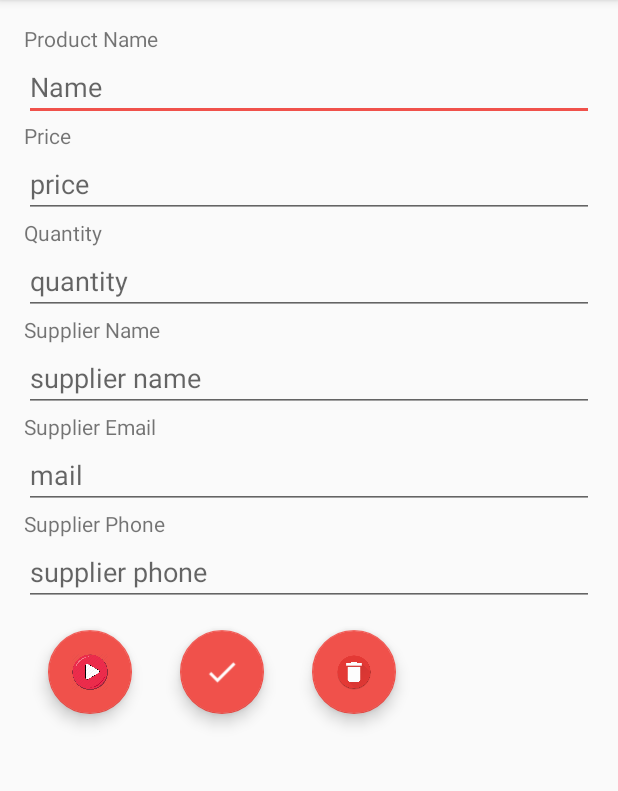
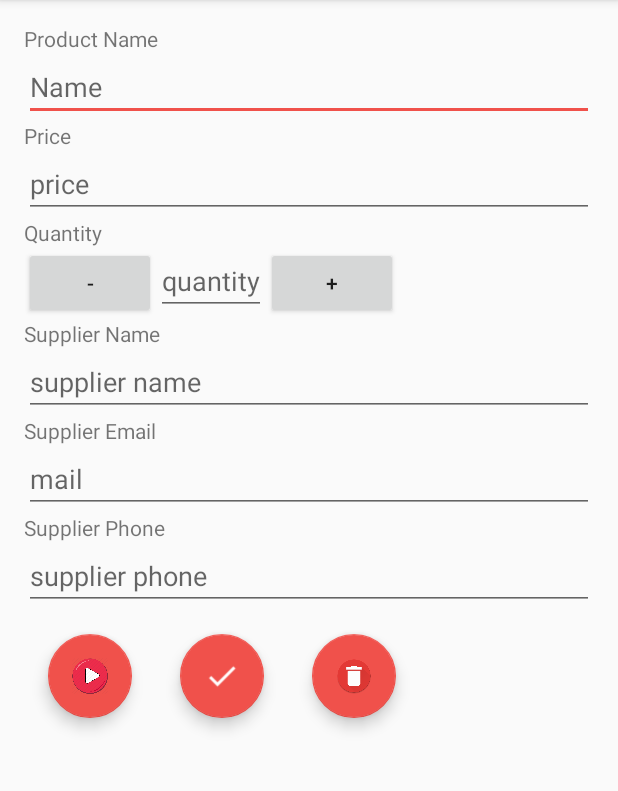
Before and after one commit to ShaimaaDerbaz/InventoryApp, an Android app: the screen it shows after launch (DetailsActivity), after a tap on an icon or button, on a phone screen of 412 x 824 dp, the part 84-875 px from its top. Run offline under Robolectric (Android 15) with nearby library versions, the phone set to English and light mode, and no system bars.

Commit message:
add increase and decrease buttons

```diff
--- a/app/src/main/java/com/example/shaimaaderbaz/inventory/activities/MainActivity.java
+++ b/app/src/main/java/com/example/shaimaaderbaz/inventory/activities/MainActivity.java
@@ -12,6 +12,7 @@ import android.os.Bundle;
 import android.view.View;
 import android.widget.AbsListView;
 import android.widget.AdapterView;
+import android.widget.ImageView;
 import android.widget.ListView;
 import android.widget.Toast;
 
@@ -37,12 +38,43 @@ public class MainActivity extends AppCompatActivity {
 
         Uri newUri = getContentResolver().insert(ProductContract.ProductEntry.CONTENT_URI, values);
     }
+    public void clickOnViewItem(long id) {
+        Intent i = new Intent(MainActivity.this, DetailsActivity.class);
+        i.putExtra("productId", id);
+        startActivity(i);
+    }
+
+    public void clickOnSale(long id, int quantity) {
+        String []projection=new String[]{ProductContract.ProductEntry.COLUMN_QUANTITY};
+        Cursor cursor=getContentResolver().query(ProductContract.ProductEntry.CONTENT_URI,projection,"_ID =?",new String[] {String.valueOf(id)},null);
+        String quantityP="";
+        if(cursor.moveToFirst())
+        {
+            quantityP=cursor.getString(1);
+        }
+        int pquantity=Integer.parseInt(quantityP);
+        Uri uri = Uri.parse("content://" + "com.example.shaimaaderbaz.inventory" + "/products/" + id);
+        ContentValues values =new ContentValues();
+        values.put(ProductContract.ProductEntry.COLUMN_QUANTITY,pquantity);
+        // int res=getContentResolver().update(uri,values,"_ID=?",new String[] {String.valueOf(currentId)});
+        cursor.close();
+        Context context = getApplicationContext();
+        int duration = Toast.LENGTH_SHORT;
+        CharSequence recUpdated = "record updated successfully!";
+        Toast toast =Toast.makeText(context,recUpdated,duration);
+        toast.show();
+        Intent i = new Intent(MainActivity.this, MainActivity.class);
+        startActivity(i);
+        // dbHelper.sellOneItem(id, quantity);
+        // adapter.swapCursor(dbHelper.readStock());
+    }
+
+
 
     @Override
     protected void onCreate(Bundle savedInstanceState) {
         super.onCreate(savedInstanceState);
         setContentView(R.layout.activity_main);
-        // Setup FAB to open EditorActivity
         FloatingActionButton fab = (FloatingActionButton) findViewById(R.id.fab);
         fab.setOnClickListener(new View.OnClickListener() {
             @Override
@@ -69,8 +101,6 @@ public class MainActivity extends AppCompatActivity {
 
 
         final ListView listView = (ListView) findViewById(R.id.list_view);
-        //View emptyView = findViewById(R.id.empty_view);
-       // listView.setEmptyView(emptyView);
        String [] projection=new String[]{
                 ProductContract.ProductEntry._ID,
                 ProductContract.ProductEntry.COLUMN_PRODUCT_NAME,
@@ -80,12 +110,35 @@ public class MainActivity extends AppCompatActivity {
 
         Cursor cursor = getContentResolver().query(ProductContract.ProductEntry.CONTENT_URI, projection, null, null,null);
 
-        mAdapter = new ProductAdapter(this, cursor);
+        mAdapter = new ProductAdapter(MainActivity.this, cursor);
         listView.setAdapter(mAdapter);
-
         listView.setOnItemClickListener(new AdapterView.OnItemClickListener() {
-            public void onItemClick(AdapterView<?> parent, View view, int position, long id)
-            {
+            public void onItemClick(AdapterView<?> parent, View view, int position, long id) {
+                final long  currentId=id;
+             /*   FloatingActionButton fabSale = (FloatingActionButton) findViewById(R.id.fabSale);
+                fabSale.setOnClickListener(new View.OnClickListener() {
+                    @Override
+                    public void onClick(View view) {
+                String[] projection = new String[]{ProductContract.ProductEntry.COLUMN_QUANTITY};
+                Cursor cursor = getContentResolver().query(ProductContract.ProductEntry.CONTENT_URI, projection, "_ID =?", new String[]{String.valueOf(currentId)}, null);
+                String quantityP = "";
+                if (cursor.moveToFirst()) {
+                    quantityP = cursor.getString(1);
+                }
+                int pquantity = Integer.parseInt(quantityP);
+                Uri uri = Uri.parse("content://" + "com.example.shaimaaderbaz.inventory" + "/products/" + currentId);
+                ContentValues values = new ContentValues();
+                values.put(ProductContract.ProductEntry.COLUMN_QUANTITY, pquantity);
+                // int res=getContentResolver().update(uri,values,"_ID=?",new String[] {String.valueOf(currentId)});
+                cursor.close();
+                Context context = getApplicationContext();
+                int duration = Toast.LENGTH_SHORT;
+                CharSequence recUpdated = "record updated successfully!";
+                Toast toast = Toast.makeText(context, recUpdated, duration);
+                toast.show();
+                Intent i = new Intent(MainActivity.this, MainActivity.class);
+                startActivity(i);
+            }});*/
                 Intent i = new Intent(MainActivity.this, DetailsActivity.class);
                 i.putExtra("productId", id);
                 startActivity(i);
@@ -117,5 +170,8 @@ public class MainActivity extends AppCompatActivity {
             }
         });
 
+
+
     }
+
 }
--- a/app/src/main/java/com/example/shaimaaderbaz/inventory/adapters/ProductAdapter.java
+++ b/app/src/main/java/com/example/shaimaaderbaz/inventory/adapters/ProductAdapter.java
@@ -3,6 +3,7 @@ package com.example.shaimaaderbaz.inventory.adapters;
 import android.app.Activity;
 import android.content.Context;
 import android.database.Cursor;
+import android.support.design.widget.FloatingActionButton;
 import android.support.v4.widget.CursorAdapter;
 import android.view.LayoutInflater;
 import android.view.View;
@@ -11,6 +12,7 @@ import android.widget.TextView;
 
 import com.example.shaimaaderbaz.inventory.R;
 import com.example.shaimaaderbaz.inventory.data.ProductContract;
+import com.example.shaimaaderbaz.inventory.activities.MainActivity;
 
 /**
  * Created by Shaimaa Derbaz on 2/8/2018.
@@ -18,7 +20,7 @@ import com.example.shaimaaderbaz.inventory.data.ProductContract;
 
 public class ProductAdapter extends CursorAdapter {
 
-    private final Activity context;
+    private  Activity context=new MainActivity();
 
     public ProductAdapter(Activity context, Cursor c) {
         super(context, c, 0);
@@ -31,17 +33,16 @@ public class ProductAdapter extends CursorAdapter {
 
     @Override
     public void bindView(View view, final Context context, final Cursor cursor) {
-        TextView nameTextView = (TextView) view.findViewById(R.id.productNameDisplay);
+        final TextView nameTextView = (TextView) view.findViewById(R.id.productNameDisplay);
         TextView quantityTextView = (TextView) view.findViewById(R.id.quantityDisplay);
         TextView priceTextView = (TextView) view.findViewById(R.id.priceDisplay);
         //ImageView sale = (ImageView) view.findViewById(R.id.sale);
-        // ImageView image = (ImageView) view.findViewById(R.id.image_view);
+
 
         String productName = cursor.getString(cursor.getColumnIndex(ProductContract.ProductEntry.COLUMN_PRODUCT_NAME));
         final int quantity = cursor.getInt(cursor.getColumnIndex(ProductContract.ProductEntry.COLUMN_QUANTITY));
         String price = cursor.getString(cursor.getColumnIndex(ProductContract.ProductEntry.COLUMN_PRICE));
 
-        // image.setImageURI(Uri.parse(cursor.getString(cursor.getColumnIndex(StockContract.StockEntry.COLUMN_IMAGE))));
 
         nameTextView.setText(productName);
         quantityTextView.setText(String.valueOf(quantity));
@@ -49,10 +50,19 @@ public class ProductAdapter extends CursorAdapter {
 
         final long id = cursor.getLong(cursor.getColumnIndex(ProductContract.ProductEntry._ID));
 
-        /*view.setOnClickListener(new View.OnClickListener() {
+
+
+       /* view.setOnClickListener(new View.OnClickListener() {
             @Override
             public void onClick(View view) {
                 context.clickOnViewItem(id);
+            }
+        });
+        FloatingActionButton fabSale = (FloatingActionButton) view.findViewById(R.id.fabSale);
+        fabSale.setOnClickListener(new View.OnClickListener() {
+            @Override
+            public void onClick(View view) {
+                context.clickOnSale(id, quantity);
             }
         });*/
 
--- a/app/src/main/res/layout/activity_details.xml
+++ b/app/src/main/res/layout/activity_details.xml
@@ -54,13 +54,28 @@
             android:layout_height="wrap_content"
             android:layout_width="wrap_content"
             android:text="@string/product_quantity"/>
+         <LinearLayout
+            android:layout_width="wrap_content"
+            android:layout_height="match_parent">
+             <Button
+                 android:id="@+id/decrease_button"
+                 android:layout_width="wrap_content"
+                 android:layout_height="wrap_content"
+                 android:text="-"/>
 
-        <EditText
-            android:layout_height="wrap_content"
-            android:layout_width="match_parent"
-            android:id="@+id/edit_quantity"
-            android:hint="@string/hint_product_quantity"
-            android:inputType="textCapWords"/>
+            <EditText
+                android:layout_height="wrap_content"
+                android:layout_width="wrap_content"
+                android:id="@+id/edit_quantity"
+                android:hint="@string/hint_product_quantity"
+                android:inputType="textCapWords"/>
+             <Button
+                 android:id="@+id/increase_button"
+                 android:layout_width="wrap_content"
+                 android:layout_height="wrap_content"
+                 android:text="+"/>
+</LinearLayout>
+
 
     </LinearLayout>
     <LinearLayout
```
Also changed, not shown: app/src/main/java/com/example/shaimaaderbaz/inventory/activities/DetailsActivity.java (+32 -5 lines), app/src/main/res/layout/list_item.xml (+7 -2 lines).
